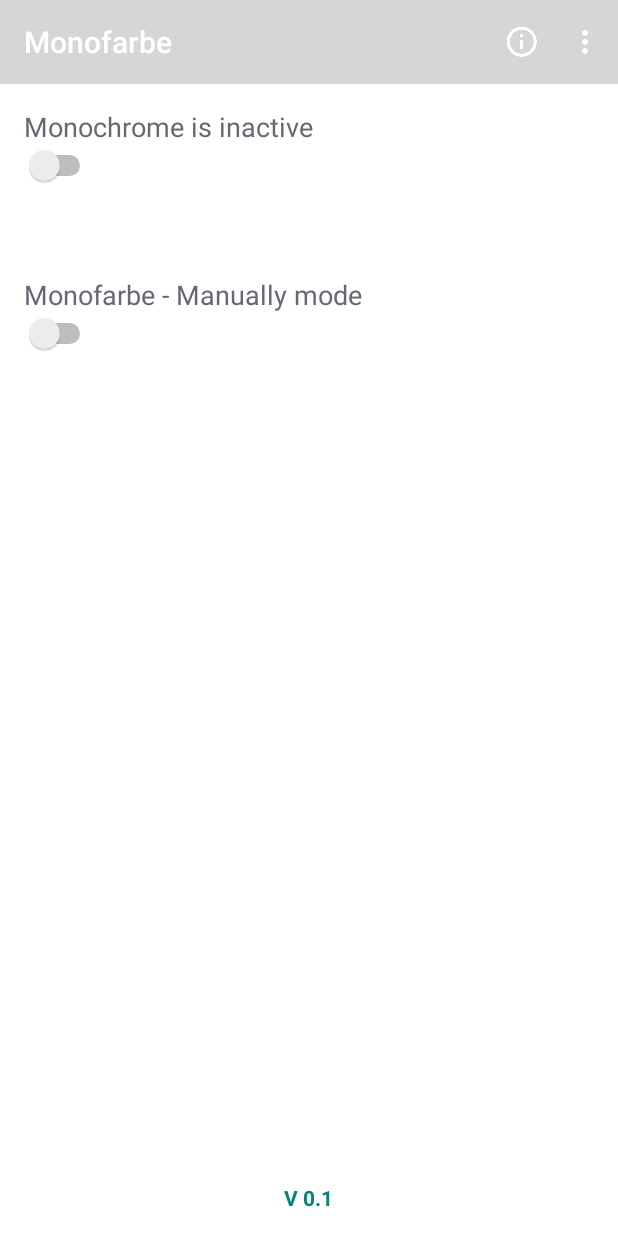
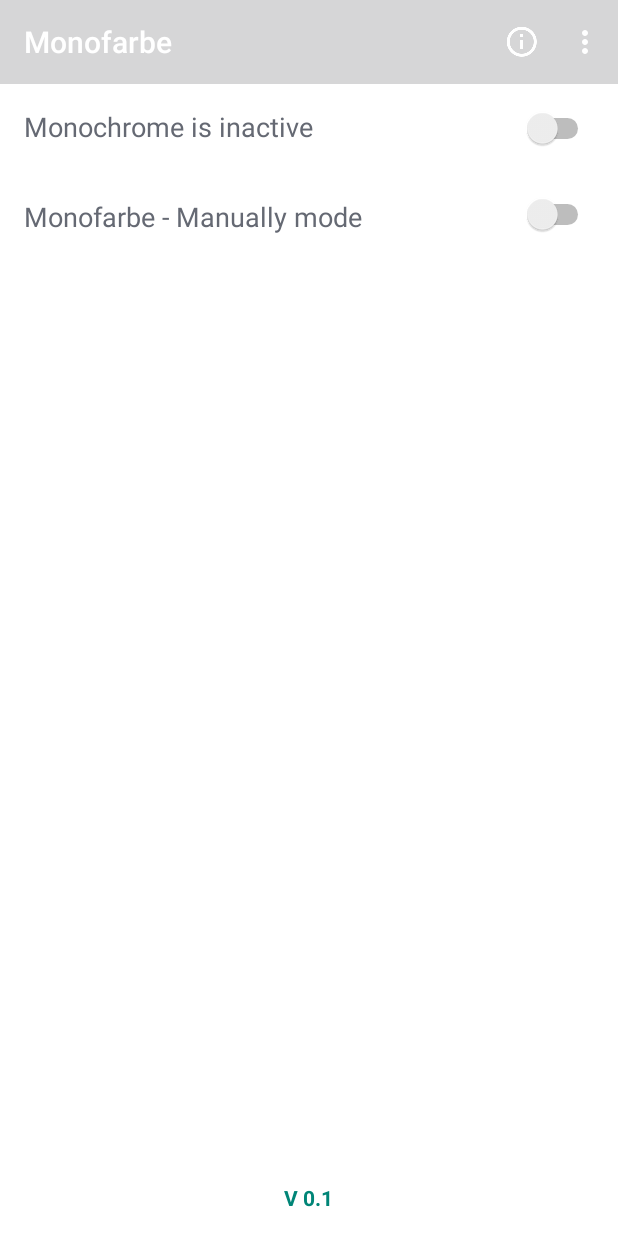
Before and after one commit to amodmulay/Monofarbe, an Android app: the screen it shows after launch (MainActivity), on a phone screen of 412 x 824 dp. Run offline under Robolectric (Android 15) with nearby library versions, the phone set to English and light mode, and no system bars; libraries missing offline, so code that uses them is left out: com.afollestad.materialdialogs, com.nanotasks, eu.chainfire.libsuperuser.

Commit message:
change layout and UI fix

```diff
--- a/app/src/main/java/com/avm/mavdroid/mono/MainActivity.java
+++ b/app/src/main/java/com/avm/mavdroid/mono/MainActivity.java
@@ -45,6 +45,8 @@
         isSuAvailable = settings.getBoolean("isSuAvailable", false);
         isSecureSettingsPermGranted = settings.getBoolean("isSecureSettingsPermGranted", false);
         toggleAutoSwitch = (Switch) findViewById(R.id.switchAuto);
+        toggleManualSwitch = (Switch) findViewById(R.id.switchManual);
+
         textViewStatus = (TextView) findViewById(R.id.textViewAuto);
         isMonochromeEnabled = settings.getBoolean("isMonochromeEnabled", false);
 
--- a/app/src/main/res/layout/activity_main.xml
+++ b/app/src/main/res/layout/activity_main.xml
@@ -18,6 +18,24 @@
         android:layout_centerHorizontal="true"
         android:orientation="vertical">
 
+    </LinearLayout>
+
+    <TextView
+        android:id="@+id/textViewVer"
+        android:layout_width="wrap_content"
+        android:layout_height="wrap_content"
+        android:layout_alignParentBottom="true"
+        android:layout_centerHorizontal="true"
+        android:layout_gravity="center_horizontal"
+        android:text="@string/v_0_1"
+        android:textAppearance="?android:attr/textAppearanceSmall"
+        android:textColor="@color/accent_material_light"
+        android:textStyle="bold" />
+
+    <RelativeLayout
+        android:layout_width="match_parent"
+        android:layout_height="match_parent">
+
         <TextView
             android:id="@+id/textViewAuto"
             android:layout_width="wrap_content"
@@ -32,6 +50,8 @@
             android:id="@+id/switchAuto"
             android:layout_width="wrap_content"
             android:layout_height="wrap_content"
+            android:layout_alignParentEnd="true"
+            android:layout_alignParentTop="true"
             android:checked="false" />
 
         <TextView
@@ -49,28 +69,11 @@
             android:id="@+id/switchManual"
             android:layout_width="wrap_content"
             android:layout_height="wrap_content"
+            android:layout_alignBottom="@+id/textViewManual"
+            android:layout_alignParentEnd="true"
             android:checked="false"
             android:textStyle="bold" />
 
-        <TextView
-            android:id="@+id/textViewStatus"
-            android:layout_width="68dp"
-            android:layout_height="wrap_content"
-            android:layout_gravity="center_horizontal"
-            android:textAppearance="?android:attr/textAppearanceMedium" />
-
-    </LinearLayout>
-
-    <TextView
-        android:id="@+id/textViewVer"
-        android:layout_width="wrap_content"
-        android:layout_height="wrap_content"
-        android:layout_alignParentBottom="true"
-        android:layout_centerHorizontal="true"
-        android:layout_gravity="center_horizontal"
-        android:text="@string/v_0_1"
-        android:textAppearance="?android:attr/textAppearanceSmall"
-        android:textColor="@color/accent_material_light"
-        android:textStyle="bold" />
+    </RelativeLayout>
 
 </RelativeLayout>
```
